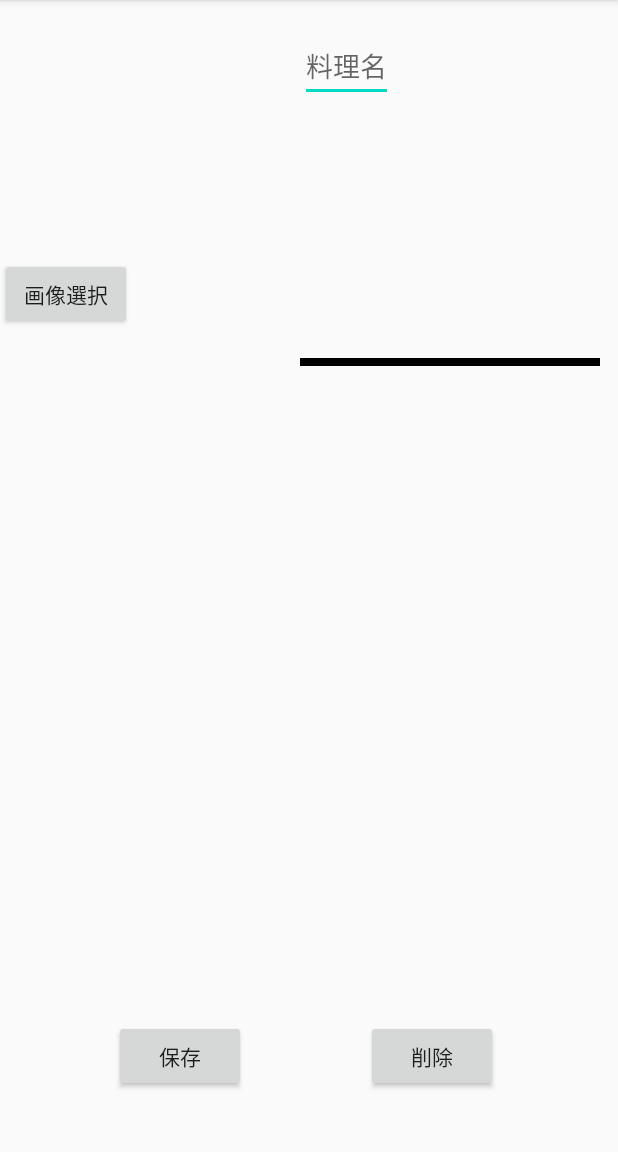
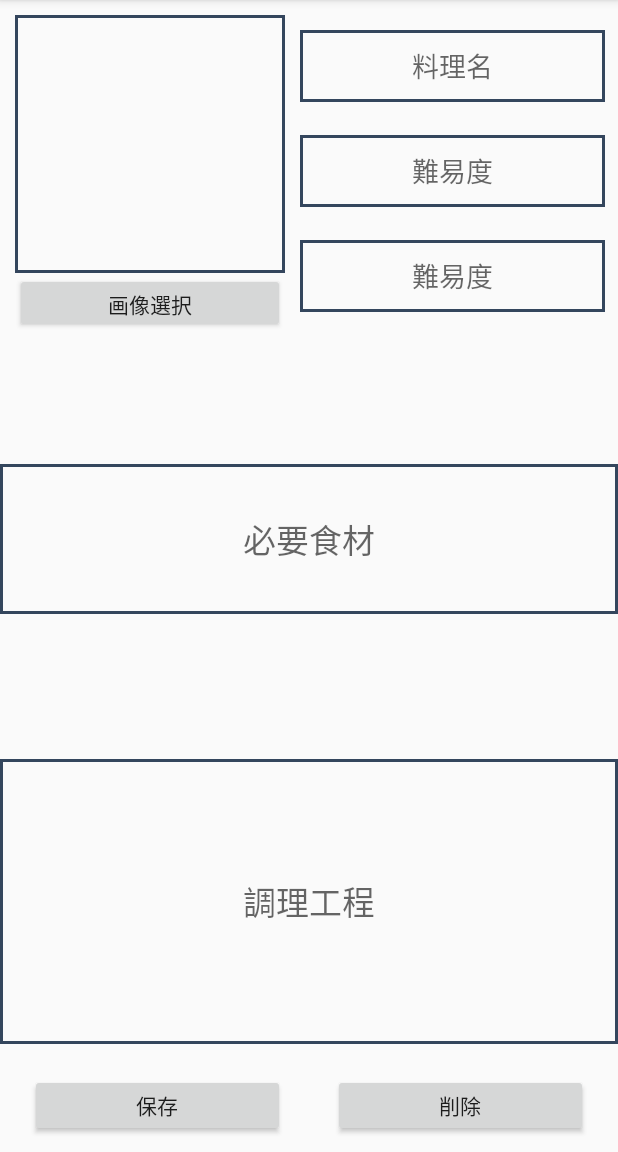
Before and after one commit to enyayoshiki/FoodMenu-android, an Android app: the EditActivity screen opened directly, with no data from a screen before it, on a phone screen of 412 x 824 dp, the part 84-1236 px from its top. Run offline under Robolectric (Android 15) with nearby library versions, the phone set to English and light mode, and no system bars; our stand-ins replace Picasso; libraries missing offline, so code that uses them is left out: io.realm, io.realm.kotlin; 1 statement that could not run was skipped.

Commit message:
4/27 23:27 layout change

```diff
--- a/app/build.gradle
+++ b/app/build.gradle
@@ -34,4 +34,5 @@ dependencies {
     androidTestImplementation 'androidx.test.espresso:espresso-core:3.2.0'
     //noinspection GradleCompatible
     implementation 'com.android.support:recyclerview-v7:28.0.0'
+    implementation 'com.google.android.material:material:1.1.0'
 }
--- /dev/null
+++ b/app/src/main/res/drawable/custom_button.xml
@@ -0,0 +1,13 @@
+<?xml version="1.0" encoding="utf-8"?>
+<shape xmlns:android="http://schemas.android.com/apk/res/android"
+    android:shape="oval"
+    >
+    <size
+        android:width="100dp"
+        android:height="100dp"
+        />
+    <solid
+        android:color="#5B5343"
+        />
+
+</shape>
--- /dev/null
+++ b/app/src/main/res/drawable/flame_style.xml
@@ -0,0 +1,11 @@
+<?xml version="1.0" encoding="utf-8"?>
+<shape xmlns:android="http://schemas.android.com/apk/res/android">
+
+
+    <stroke
+        android:width="2dp"
+        android:color="#34465d" />
+
+
+
+</shape>
--- a/app/src/main/res/layout/activity_edit.xml
+++ b/app/src/main/res/layout/activity_edit.xml
@@ -7,61 +7,115 @@
     tools:context=".EditActivity">
 
     <EditText
+        android:background="@drawable/flame_style"
         android:id="@+id/nameEdit"
-        android:layout_width="wrap_content"
-        android:layout_height="wrap_content"
+        android:layout_width="203dp"
+        android:layout_height="48dp"
         android:layout_marginLeft="200dp"
         android:layout_marginTop="20dp"
         android:hint="@string/name_hint"
+        android:gravity="center"
         app:layout_constraintLeft_toLeftOf="parent"
-        app:layout_constraintTop_toTopOf="parent" />
+        app:layout_constraintTop_toTopOf="parent"
+        android:inputType="text"
+        />
 
-    <TextView
-        android:layout_width="200dp"
-        android:layout_height="5dp"
-        android:layout_marginStart="200dp"
+
+    <EditText
+        android:id="@+id/difficultEdit"
+        android:layout_width="203dp"
+        android:layout_height="48dp"
         android:layout_marginLeft="200dp"
-        android:layout_marginBottom="524dp"
-        android:background="@android:color/background_dark"
-        android:text="@string/save_text"
+        android:layout_marginTop="90dp"
+        android:background="@drawable/flame_style"
+        android:gravity="center"
+        android:hint="@string/difficult_hint"
+        app:layout_constraintLeft_toLeftOf="parent"
+        app:layout_constraintTop_toTopOf="parent"
+        />
+
+    <EditText
+        android:id="@+id/timecostEdit"
+        android:layout_width="203dp"
+        android:layout_height="48dp"
+        android:layout_marginLeft="200dp"
+        android:layout_marginTop="160dp"
+        android:background="@drawable/flame_style"
+        android:gravity="center"
+        android:hint="@string/difficult_hint"
+        app:layout_constraintLeft_toLeftOf="parent"
+        app:layout_constraintTop_toTopOf="parent"
+        />
+
+
+    <EditText
+        android:id="@+id/foodsourceEdit"
+        android:layout_width="match_parent"
+        android:layout_height="100dp"
+        android:background="@drawable/flame_style"
+        android:hint="@string/foodresource_hint"
+        android:textAppearance="@style/TextAppearance.AppCompat.Large"
+        android:gravity="center"
+        android:layout_marginBottom="50dp"
+        android:inputType="text"
         app:layout_constraintBottom_toBottomOf="parent"
-        app:layout_constraintStart_toStartOf="parent" />
+        app:layout_constraintEnd_toEndOf="parent"
+        app:layout_constraintStart_toStartOf="parent"
+        app:layout_constraintTop_toTopOf="parent"
+        />
+
+    <EditText
+        android:id="@+id/cookmethodEdit"
+        android:layout_width="match_parent"
+        android:layout_height="190dp"
+        android:background="@drawable/flame_style"
+        android:gravity="center"
+        android:hint="@string/cookmethod_hint"
+        android:inputType="text"
+        android:textAppearance="@style/TextAppearance.AppCompat.Large"
+        android:layout_marginBottom="20dp"
+        app:layout_constraintBottom_toTopOf="@id/saveBtn"
+        app:layout_constraintEnd_toEndOf="parent"
+        app:layout_constraintLeft_toLeftOf="@id/imageEdit" />
 
     <ImageView
         android:id="@+id/imageEdit"
-        android:layout_width="134dp"
+        android:layout_width="180dp"
         android:layout_height="172dp"
+        android:background="@drawable/flame_style"
         app:layout_constraintLeft_toLeftOf="parent"
-        app:layout_constraintTop_toTopOf="parent" />
+        app:layout_constraintTop_toTopOf="parent"
+        android:layout_marginTop="10dp"
+        android:layout_marginLeft="10dp"
+        />
 
     <Button
         android:id="@+id/selectImageBtn"
-        android:layout_width="wrap_content"
-        android:layout_height="wrap_content"
+        android:layout_width="180dp"
+        android:layout_height="40dp"
         android:text="@string/selectimage_text"
         app:layout_constraintLeft_toLeftOf="@id/imageEdit"
         app:layout_constraintTop_toBottomOf="@id/imageEdit" />
 
     <Button
         android:id="@+id/deleteBtn"
-        android:layout_width="wrap_content"
-        android:layout_height="wrap_content"
+        android:layout_width="170dp"
+        android:layout_height="42dp"
+        android:text="@string/delete_text"
+        app:layout_constraintRight_toRightOf="parent"
         app:layout_constraintTop_toTopOf="@id/saveBtn"
-        app:layout_constraintLeft_toRightOf="@id/saveBtn"
-        android:layout_marginLeft="80dp"
-        android:text="@string/delete_text"
+        android:layout_marginRight="20dp"
         />
 
     <Button
         android:id="@+id/saveBtn"
-        android:layout_width="wrap_content"
-        android:layout_height="wrap_content"
-        android:layout_marginLeft="76dp"
-        android:layout_marginBottom="40dp"
+        android:layout_width="170dp"
+        android:layout_height="42dp"
+        android:layout_marginBottom="10dp"
         android:text="@string/save_text"
         app:layout_constraintBottom_toBottomOf="parent"
         app:layout_constraintLeft_toLeftOf="parent"
-
+        android:layout_marginLeft="20dp"
         />
 
 
--- a/app/src/main/res/layout/activity_main.xml
+++ b/app/src/main/res/layout/activity_main.xml
@@ -10,12 +10,14 @@
         android:layout_width="match_parent"
         android:layout_height="match_parent"
         />
+
     <Button
         android:id="@+id/startEditBtn"
         android:layout_width="100dp"
         android:layout_height="100dp"
-        android:background="@android:drawable/ic_input_add"
+        android:background="@drawable/custom_button"
+        android:foreground="@android:drawable/ic_input_add"
         app:layout_constraintBottom_toBottomOf="parent"
-        app:layout_constraintRight_toRightOf="parent">
-    </Button>
+        app:layout_constraintRight_toRightOf="parent" />
+
 </androidx.constraintlayout.widget.ConstraintLayout>
--- a/app/src/main/res/layout/one_result.xml
+++ b/app/src/main/res/layout/one_result.xml
@@ -6,22 +6,48 @@
 
     <ImageView
         android:id="@+id/resultImage"
-        android:layout_width="150dp"
-        android:layout_height="150dp"
+        android:layout_width="186dp"
+        android:layout_height="162dp"
         app:layout_constraintBottom_toBottomOf="parent"
         app:layout_constraintStart_toStartOf="parent"
-        app:layout_constraintTop_toTopOf="parent"
-        />
+        app:layout_constraintTop_toTopOf="parent" />
 
 
     <TextView
         android:id="@+id/resultName"
         android:layout_width="wrap_content"
         android:layout_height="wrap_content"
+        android:textAppearance="@style/TextAppearance.AppCompat.Large"
+        android:background="@drawable/flame_style"
+        android:layout_marginLeft="30dp"
         app:layout_constraintLeft_toRightOf="@id/resultImage"
-        android:layout_marginLeft="30dp"
         app:layout_constraintTop_toTopOf="parent"
+        />
+
+    <TextView
+        android:id="@+id/resultDifficult"
+        android:layout_width="wrap_content"
+        android:layout_height="wrap_content"
+        app:layout_constraintLeft_toLeftOf="@id/resultName"
+        app:layout_constraintTop_toBottomOf="@id/resultName"
+        android:layout_marginTop="30dp"
+        android:textAppearance="@style/TextAppearance.AppCompat.Large"
+        />
+    <TextView
+        android:id="@+id/resultTimeCost"
+        android:layout_width="wrap_content"
+        android:layout_height="wrap_content"
+        app:layout_constraintLeft_toLeftOf="@id/resultName"
+        app:layout_constraintTop_toBottomOf="@id/resultDifficult"
+        android:layout_marginTop="30dp"
         android:textAppearance="@style/TextAppearance.AppCompat.Large"
         />
 
+    <View
+        android:layout_width="0dp"
+        android:layout_height="1dp"
+        android:background="@android:color/background_dark"
+        app:layout_constraintBottom_toBottomOf="parent"
+        app:layout_constraintStart_toStartOf="parent" />
+
 </androidx.constraintlayout.widget.ConstraintLayout>
--- a/app/src/main/res/values/strings.xml
+++ b/app/src/main/res/values/strings.xml
@@ -4,4 +4,8 @@
     <string name="selectimage_text">画像選択</string>
     <string name="save_text">保存</string>
     <string name="delete_text">削除</string>
+    <string name="difficult_hint">難易度</string>
+    <string name="timecost_hint">所要時間</string>
+    <string name="foodresource_hint">必要食材</string>
+    <string name="cookmethod_hint">調理工程</string>
 </resources>
```
